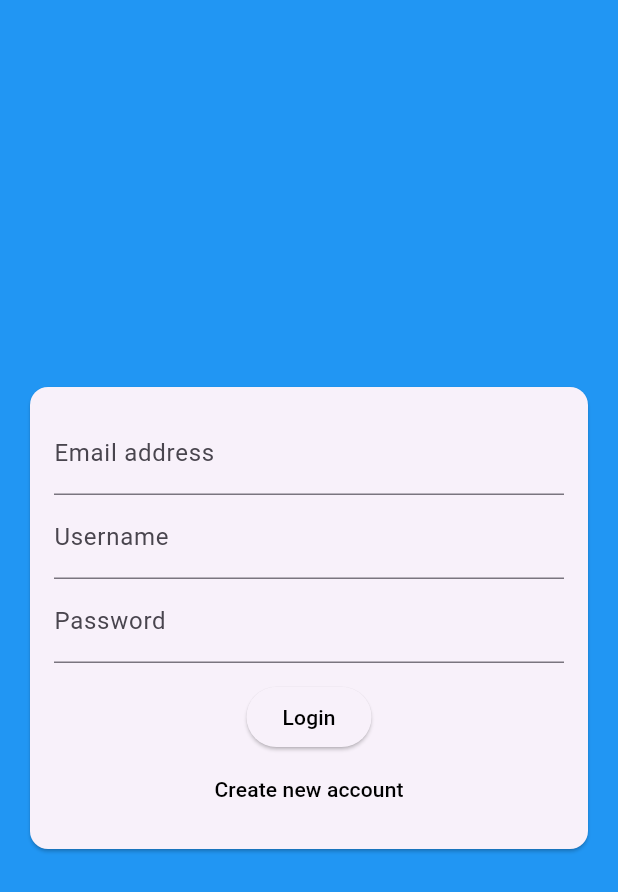
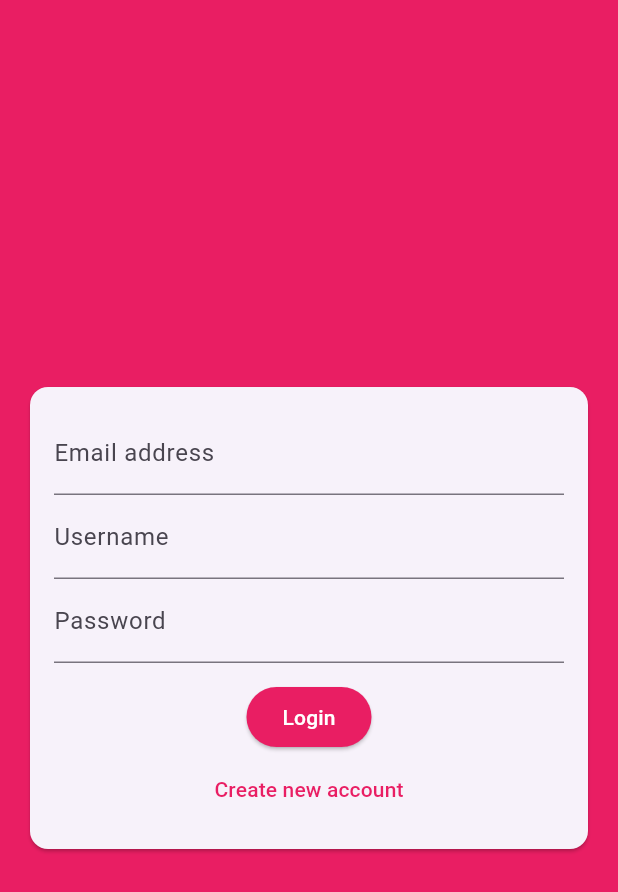
Before and after one commit to AyushSingh4321/chatApp, a Flutter app: the screen it shows after launch, on a phone screen of 412 x 824 dp. Shown: the top 892 px of the screen. Run offline on Flutter 3.47's test engine with Material 3 defaults, Android fonts, the phone set to English and light mode, and no system bars; our stand-ins replace cloud_firestore, firebase_core; accounts and stored records are empty.

Commit message:
stylingTheAuthScreen

```diff
--- a/lib/main.dart
+++ b/lib/main.dart
@@ -13,12 +13,23 @@ class MyApp extends StatelessWidget {
   const MyApp({super.key});
   @override
   Widget build(BuildContext context) {
+    final ThemeData theme = ThemeData();
     return MaterialApp(
       debugShowCheckedModeBanner: false,
       title: 'Flutter Chat',
-      theme: ThemeData(
-        colorScheme: ColorScheme.fromSeed(seedColor: Colors.deepPurple),
-        useMaterial3: true,
+      theme: theme.copyWith(
+        colorScheme: theme.colorScheme.copyWith(
+          primary: Colors.pink,
+          background: Colors.pink,
+          secondary: Colors.deepPurple,
+
+          // brightness: Brightness.dark,
+        ),
+        buttonTheme: ButtonTheme.of(context).copyWith(
+            buttonColor: Colors.pink,
+            textTheme: ButtonTextTheme.primary,
+            shape: RoundedRectangleBorder(
+                borderRadius: BorderRadius.circular(20))),
       ),
       home: AuthScreen(),
     );
--- a/lib/screens/auth_screen.dart
+++ b/lib/screens/auth_screen.dart
@@ -12,7 +12,7 @@ class _AuthScreenState extends State<AuthScreen> {
   @override
   Widget build(BuildContext context) {
     return Scaffold(
-      backgroundColor: Colors.blue,
+      backgroundColor: Theme.of(context).colorScheme.primary,
       body: AuthForm(),
     );
   }
--- a/lib/widgets/auth/auth_form.dart
+++ b/lib/widgets/auth/auth_form.dart
@@ -41,13 +41,17 @@ class _AuthFormState extends State<AuthForm> {
                     height: 12,
                   ),
                   ElevatedButton(
-                    child: Text('Login',style: TextStyle(color: Colors.black),),
+                    style: ElevatedButton.styleFrom(backgroundColor: Colors.pink),
+                    child: Text(
+                      'Login',
+                      style: TextStyle(color: Colors.white),
+                    ),
                     onPressed: () {},
                   ),
                   TextButton(
                     child: Text(
                       'Create new account',
-                      style: TextStyle(color: Colors.black),
+                      // style: TextStyle(color: Colors.black),
                     ),
                     onPressed: () {},
                   ),
```
